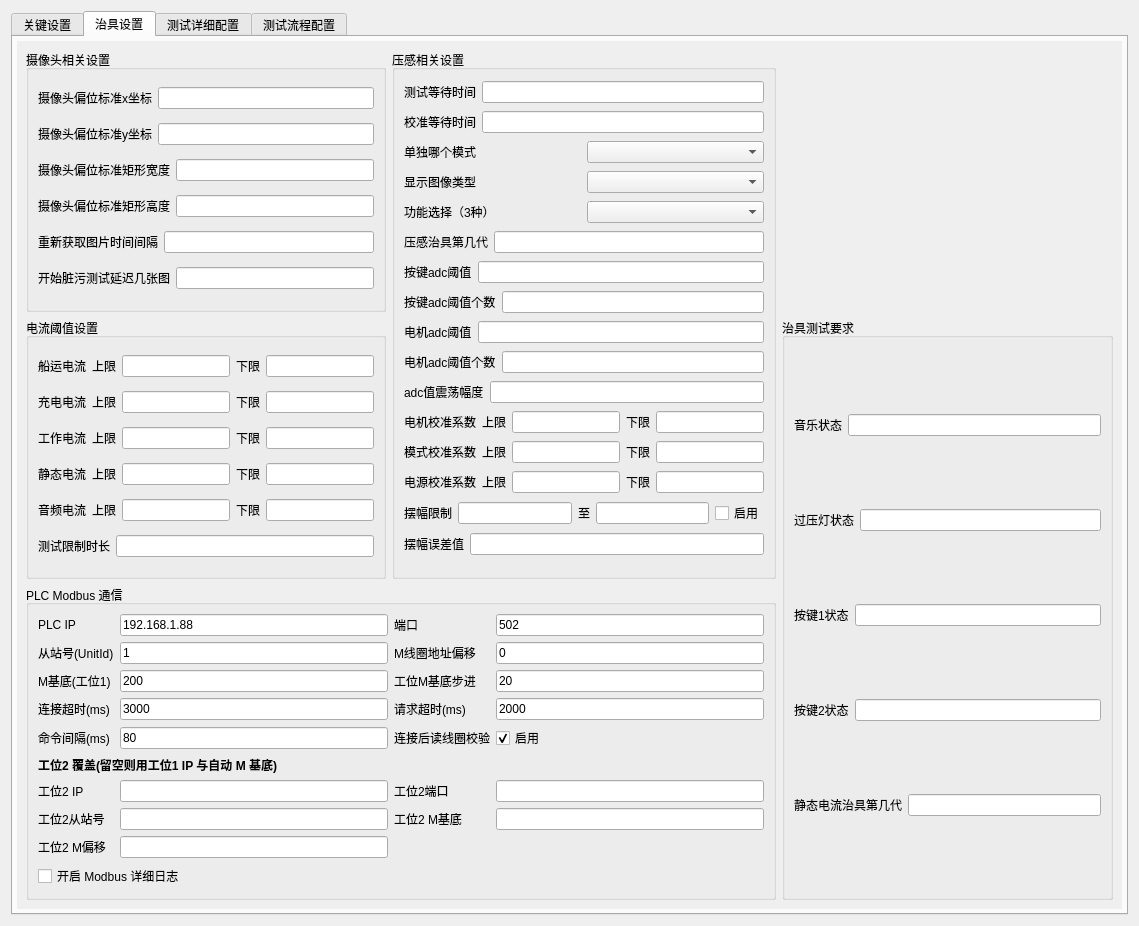
Before: the Qt Designer form agreement/qset/qsetting.ui in yuhuang163/test, drawn with Qt 5.
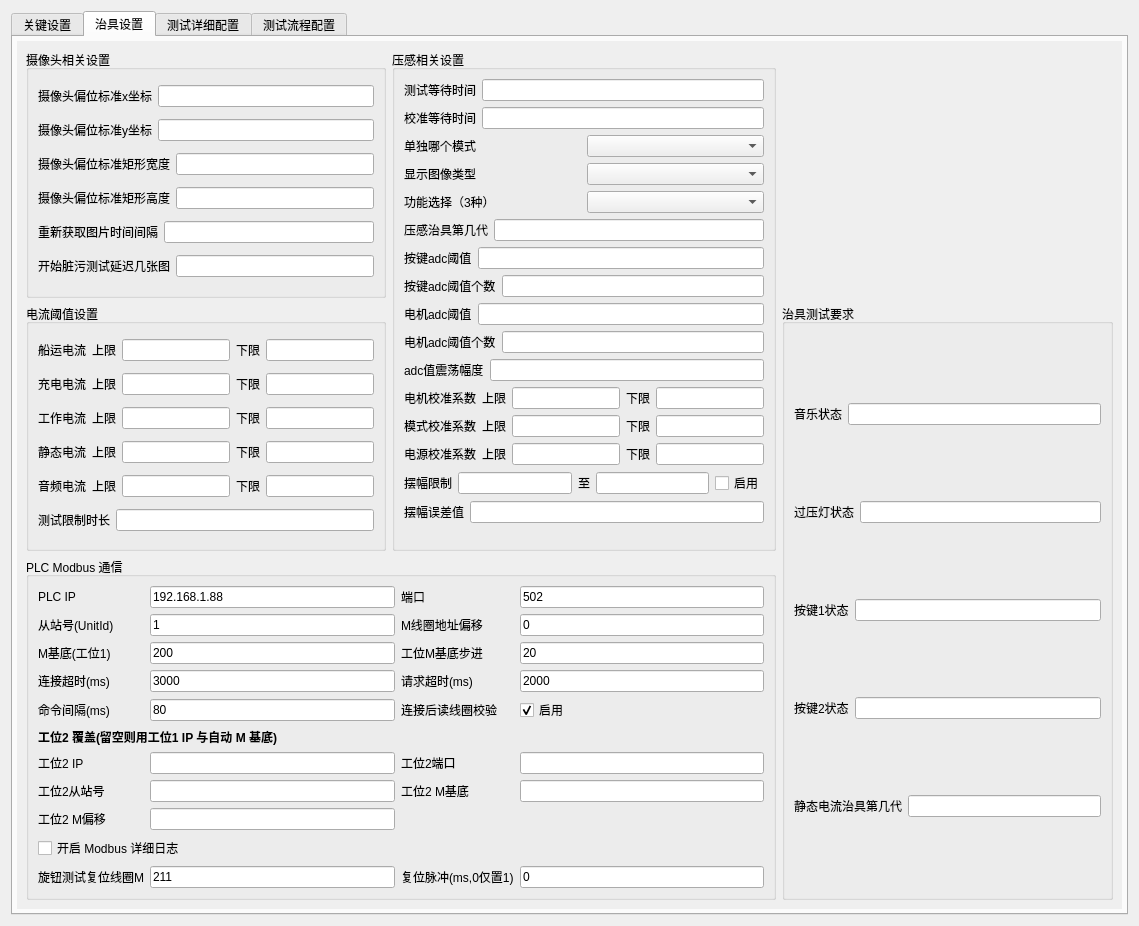
After: the same form once the commit is applied. The open tabs and pages were chosen to show the change.

```diff
--- a/agreement/qset/qsetting.ui
+++ b/agreement/qset/qsetting.ui
@@ -2744,6 +2744,34 @@
                 </property>
                </widget>
               </item>
+              <item row="10" column="0">
+               <widget class="QLabel" name="label_plcSwitchDoneResetM">
+                <property name="text">
+                 <string>旋钮测试复位线圈M</string>
+                </property>
+               </widget>
+              </item>
+              <item row="10" column="1">
+               <widget class="QLineEdit" name="lineEdit_plcSwitchDoneResetM">
+                <property name="text">
+                 <string>211</string>
+                </property>
+               </widget>
+              </item>
+              <item row="10" column="2">
+               <widget class="QLabel" name="label_plcSwitchDoneResetPulseMs">
+                <property name="text">
+                 <string>复位脉冲(ms,0仅置1)</string>
+                </property>
+               </widget>
+              </item>
+              <item row="10" column="3">
+               <widget class="QLineEdit" name="lineEdit_plcSwitchDoneResetPulseMs">
+                <property name="text">
+                 <string>0</string>
+                </property>
+               </widget>
+              </item>
               <item row="0" column="0">
                <widget class="QLabel" name="label_plcIp">
                 <property name="text">
```
